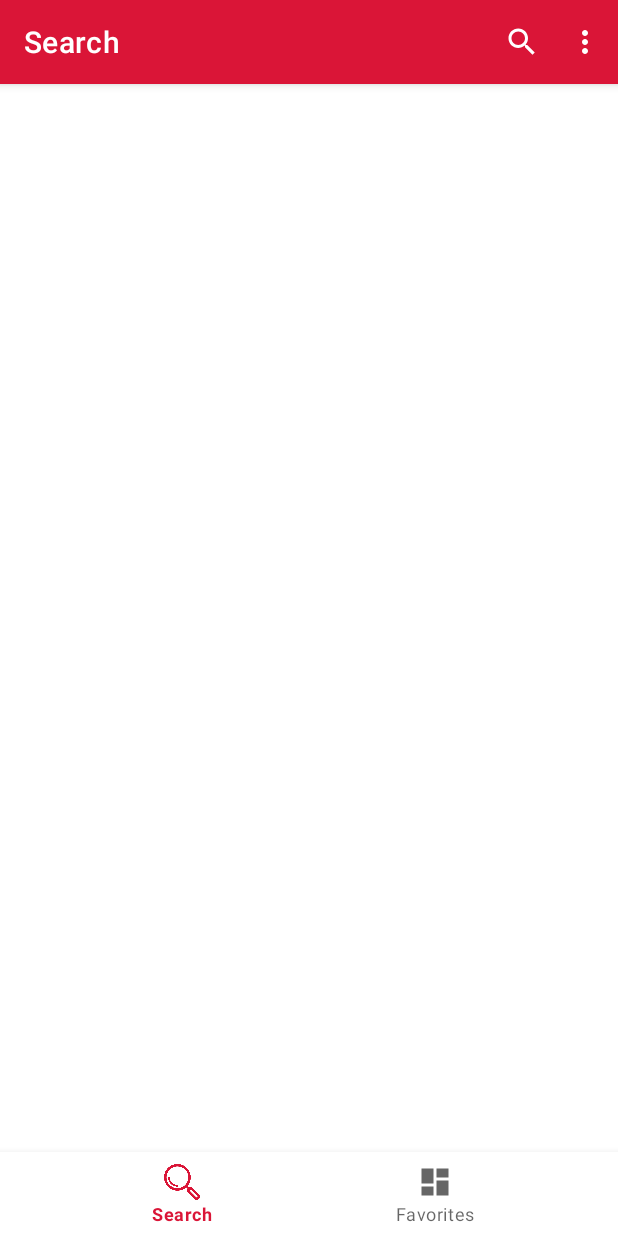
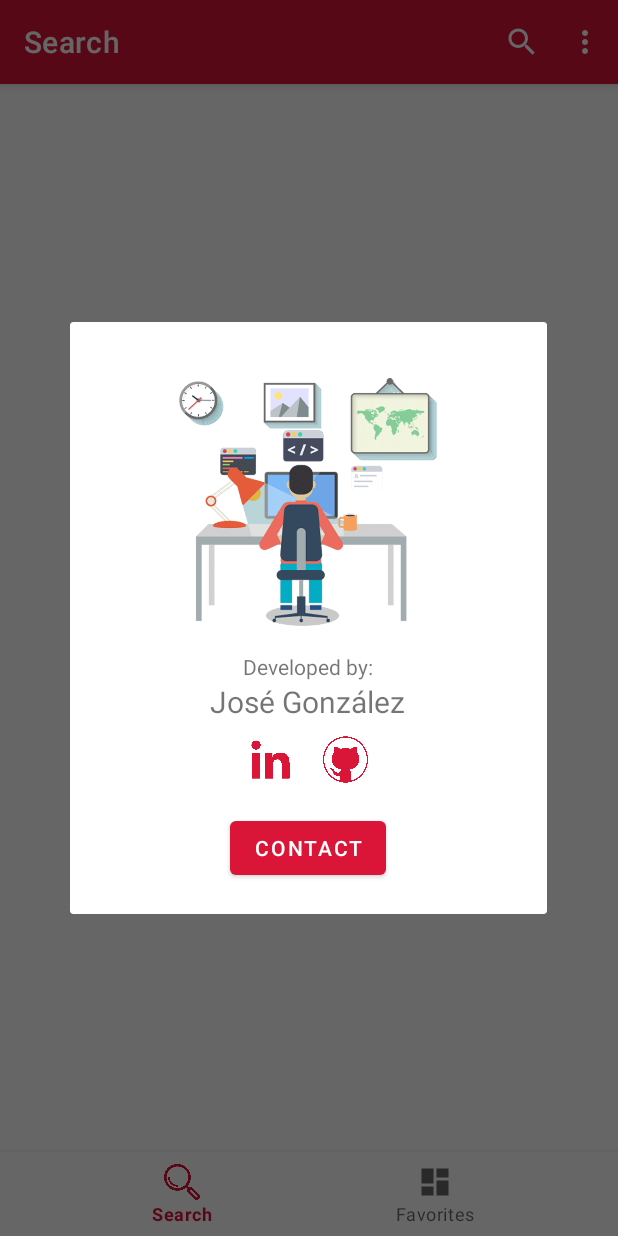
Before and after one commit to pepeglez/iquii_test, an Android app: the screen it shows after launch (MainActivity), in the options menu, after a tap on "Info", on a phone screen of 412 x 824 dp. Run offline under Robolectric (Android 15) with nearby library versions, the phone set to English and light mode, and no system bars; our stand-ins replace Picasso, Room's generated code, navigation-ui; pictures from the network do not load.

Commit message:
Added INFO Dialog to Toolbar menu

```diff
--- /dev/null
+++ b/app/src/main/java/com/example/iquiitest/InfoDialogFragment.kt
@@ -0,0 +1,61 @@
+package com.example.iquiitest
+
+import android.content.Intent
+import android.net.Uri
+import android.os.Bundle
+import android.view.LayoutInflater
+import android.view.View
+import android.view.ViewGroup
+import android.widget.Button
+import android.widget.ImageView
+import androidx.fragment.app.DialogFragment
+
+class InfoDialogFragment : DialogFragment() {
+
+    private var bContact: Button? = null
+    private var imgLinked: ImageView? = null
+    private var imgGit: ImageView? = null
+
+
+    override fun onCreateView(inflater: LayoutInflater, container: ViewGroup?, savedInstanceState: Bundle?): View? {
+
+        var view = inflater.inflate(R.layout.dialog_info, container, false)
+        settingInterface(view)
+
+        return view
+    }
+
+    override fun onStart() {
+        super.onStart()
+        val width = (resources.displayMetrics.widthPixels * 0.85).toInt()
+        val height = (resources.displayMetrics.heightPixels * 0.40).toInt()
+        dialog!!.window?.setLayout(width, ViewGroup.LayoutParams.WRAP_CONTENT)
+    }
+
+    fun settingInterface(view: View){
+        bContact = view.findViewById(R.id.b_contact)
+        imgLinked = view.findViewById(R.id.img_linked_in)
+        imgGit = view.findViewById(R.id.img_github)
+
+        bContact?.setOnClickListener {
+            val intent = Intent(Intent.ACTION_SENDTO)
+            intent.data = Uri.parse("mailto:pepe.gonzalez.cas@gmail.com") // only email apps should handle this
+            intent.putExtra(Intent.EXTRA_EMAIL, "")
+            intent.putExtra(Intent.EXTRA_SUBJECT, "Hello there !")
+            startActivity(intent)
+        }
+
+        imgGit?.setOnClickListener {
+            val intent = Intent(Intent.ACTION_VIEW)
+            intent.data = Uri.parse("https://github.com/pepeglez")
+            startActivity(intent)
+        }
+
+        imgLinked?.setOnClickListener {
+            val intent = Intent(Intent.ACTION_VIEW)
+            intent.data = Uri.parse("https://www.linkedin.com/in/pepe-gonzalez/")
+            startActivity(intent)
+        }
+    }
+
+}
--- a/app/src/main/java/com/example/iquiitest/adapters/ImageAdapter.kt
+++ b/app/src/main/java/com/example/iquiitest/adapters/ImageAdapter.kt
@@ -51,7 +51,6 @@ class ImageAdapter internal constructor( var context: Context, var application:
             val dialogFragment = ImagePreviewDialogFragment(redditImage = imageItem, application = application)
             var activity:MainActivity = context as MainActivity
             dialogFragment.show(activity.supportFragmentManager, "Image preview")
-
         }
     }
 
--- a/app/src/main/java/com/example/iquiitest/ui/favorites/FavoritesFragment.kt
+++ b/app/src/main/java/com/example/iquiitest/ui/favorites/FavoritesFragment.kt
@@ -14,6 +14,7 @@ import androidx.lifecycle.ViewModelProvider
 import androidx.recyclerview.widget.GridLayoutManager
 import androidx.recyclerview.widget.LinearLayoutManager
 import androidx.recyclerview.widget.RecyclerView
+import com.example.iquiitest.InfoDialogFragment
 import com.example.iquiitest.R
 import com.example.iquiitest.adapters.ImageAdapter
 
@@ -60,6 +61,17 @@ class FavoritesFragment : Fragment() {
         super.onCreateOptionsMenu(menu, inflater)
     }
 
+    override fun onOptionsItemSelected(item: MenuItem): Boolean {
+        return when (item.itemId) {
+            R.id.m_action_info -> {
+
+                InfoDialogFragment().show(activity?.supportFragmentManager!!, "Info dialog")
+                true
+            }
+            else -> super.onOptionsItemSelected(item)
+        }
+    }
+
     fun settingInterface (root: View){
         recyclerView = root.findViewById(R.id.rv_favorites)
         gridLayoutManager = GridLayoutManager(context, 2, LinearLayoutManager.VERTICAL, false)
--- a/app/src/main/java/com/example/iquiitest/ui/home/HomeFragment.kt
+++ b/app/src/main/java/com/example/iquiitest/ui/home/HomeFragment.kt
@@ -14,6 +14,7 @@ import androidx.lifecycle.ViewModelProvider
 import androidx.recyclerview.widget.GridLayoutManager
 import androidx.recyclerview.widget.LinearLayoutManager
 import androidx.recyclerview.widget.RecyclerView
+import com.example.iquiitest.InfoDialogFragment
 import com.example.iquiitest.MainActivity
 import com.example.iquiitest.R
 import com.example.iquiitest.adapters.ImageAdapter
@@ -69,7 +70,6 @@ class HomeFragment : Fragment() {
                     fetchRedditImages(query!!)
                     return true
                 }
-
                 override fun onQueryTextChange(newText: String?): Boolean {
                     llWelcome?.visibility = View.GONE
 
@@ -82,7 +82,18 @@ class HomeFragment : Fragment() {
         super.onCreateOptionsMenu(menu, inflater)
     }
 
-    fun settingInterface (root: View){
+    override fun onOptionsItemSelected(item: MenuItem): Boolean {
+        return when (item.itemId) {
+            R.id.m_action_info -> {
+
+                InfoDialogFragment().show(activity?.supportFragmentManager!!, "Info dialog")
+                true
+            }
+            else -> super.onOptionsItemSelected(item)
+        }
+    }
+
+            fun settingInterface (root: View){
         recyclerView = root.findViewById(R.id.rv_images)
         gridLayoutManager = GridLayoutManager(context, 3, LinearLayoutManager.VERTICAL, false)
         llWelcome = root.findViewById(R.id.ll_welcome)
--- /dev/null
+++ b/app/src/main/res/layout/dialog_info.xml
@@ -0,0 +1,66 @@
+<?xml version="1.0" encoding="utf-8"?>
+<RelativeLayout
+    xmlns:android="http://schemas.android.com/apk/res/android"
+    android:layout_width="match_parent"
+    android:layout_height="match_parent">
+
+    <LinearLayout
+        android:layout_width="wrap_content"
+        android:layout_height="wrap_content"
+        android:layout_centerInParent="true"
+        android:gravity="center"
+        android:paddingVertical="20dp"
+        android:orientation="vertical"
+        >
+
+        <ImageView
+            android:layout_width="300dp"
+            android:layout_height="200dp"
+            android:src="@mipmap/developed_by"
+            />
+
+        <TextView
+            android:layout_width="wrap_content"
+            android:layout_height="wrap_content"
+            android:text="@string/developed_by"/>
+
+        <TextView
+            android:layout_width="wrap_content"
+            android:layout_height="wrap_content"
+            android:textSize="20sp"
+            android:text="@string/name"/>
+
+        <LinearLayout
+            android:layout_width="wrap_content"
+            android:layout_height="wrap_content">
+
+            <ImageView
+                android:id="@+id/img_linked_in"
+                android:layout_width="30dp"
+                android:layout_height="50dp"
+                android:layout_marginRight="20dp"
+                android:tint="@color/red"
+                android:src="@mipmap/ic_linked_in"
+                />
+            <ImageView
+                android:id="@+id/img_github"
+                android:layout_width="30dp"
+                android:layout_height="50dp"
+                android:tint="@color/red"
+                android:src="@mipmap/ic_github"
+                />
+
+        </LinearLayout>
+
+        <Button
+            android:id="@+id/b_contact"
+            android:layout_width="wrap_content"
+            android:layout_height="wrap_content"
+            android:layout_marginTop="10dp"
+            android:text="@string/contact"/>
+
+
+    </LinearLayout>
+
+
+</RelativeLayout>
--- a/app/src/main/res/values/strings.xml
+++ b/app/src/main/res/values/strings.xml
@@ -11,6 +11,11 @@
     <string name="no_results">Sorry, no results</string>
     <string name="no_fav">Did not found anything special ? \n Add images to favorites to see them here later</string>
     <string name="add_fav">Add to favorites</string>
+    <string name="developed_by">Developed by:</string>
+    <string name="name">José González</string>
+    <string name="contact">Contact</string>
+
+
 
 
 
```
Also changed, not shown: app/src/main/res/mipmap-hdpi/developed_by.png (added), app/src/main/res/mipmap-hdpi/ic_github.png (added), app/src/main/res/mipmap-hdpi/ic_linked_in.png (added).
